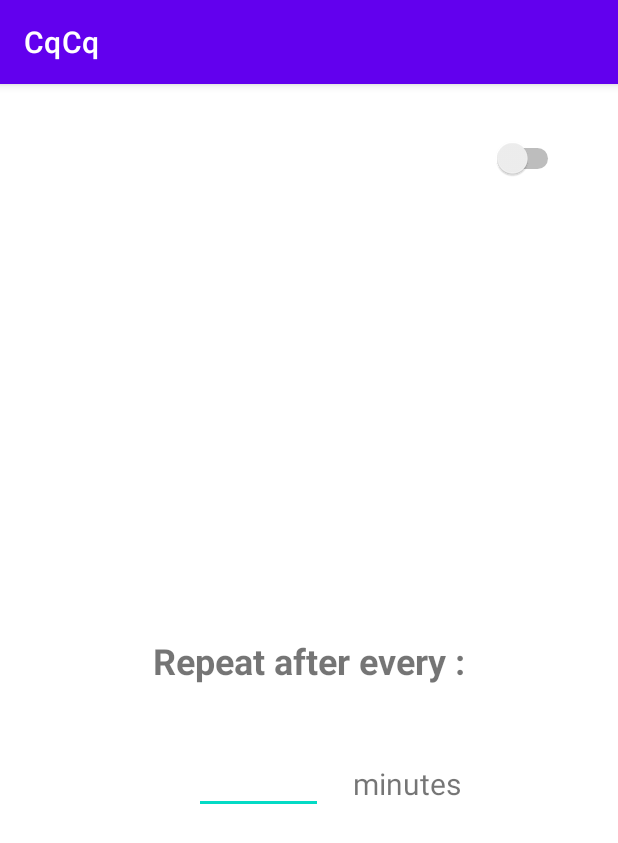
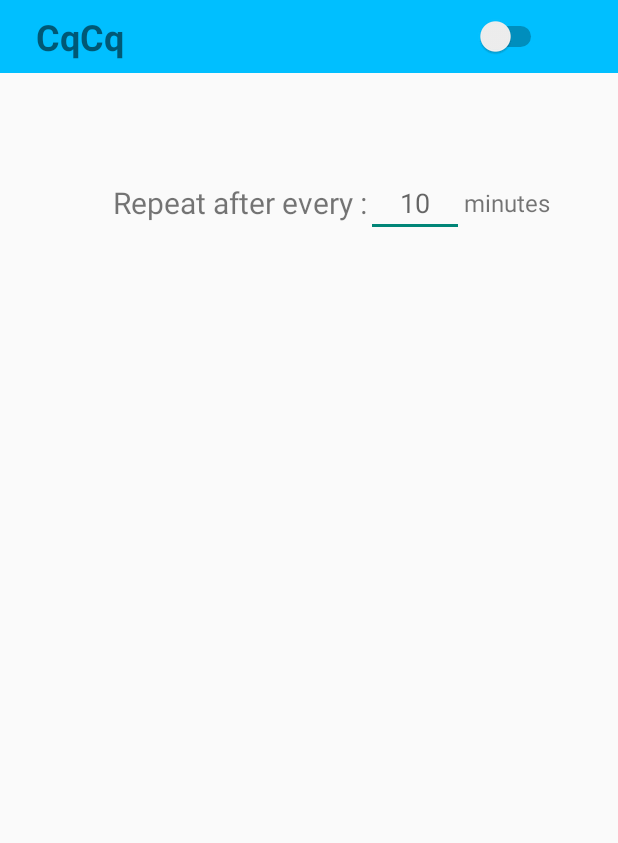
Before and after one commit to LalitSinghRana/CqCq, an Android app: the screen it shows after launch (MainActivity), on a phone screen of 412 x 824 dp. Shown: the top 843 px of the screen. Run offline under Robolectric (Android 15) with nearby library versions, the phone set to English and light mode, and no system bars.

Commit message:
added custom tool bar

```diff
--- a/app/src/main/AndroidManifest.xml
+++ b/app/src/main/AndroidManifest.xml
@@ -9,7 +9,7 @@
         android:label="@string/app_name"
         android:roundIcon="@mipmap/ic_launcher_round"
         android:supportsRtl="true"
-        android:theme="@style/Theme.CqCq">
+        android:theme="@style/Theme.AppCompat.Light.NoActionBar">
         <service
             android:name=".MyService"
             android:enabled="true"
--- a/app/src/main/res/layout/activity_main.xml
+++ b/app/src/main/res/layout/activity_main.xml
@@ -1,37 +1,89 @@
 <?xml version="1.0" encoding="utf-8"?>
-<androidx.constraintlayout.widget.ConstraintLayout xmlns:android="http://schemas.android.com/apk/res/android"
+<LinearLayout xmlns:android="http://schemas.android.com/apk/res/android"
     xmlns:app="http://schemas.android.com/apk/res-auto"
     xmlns:tools="http://schemas.android.com/tools"
     android:layout_width="match_parent"
     android:layout_height="match_parent"
+    android:orientation="vertical"
     tools:context=".MainActivity">
+
+    <LinearLayout
+        android:layout_width="match_parent"
+        android:layout_height="wrap_content"
+        android:background="#00BFFF"
+        android:orientation="horizontal"
+        >
+
+        <TextView
+            android:layout_width="wrap_content"
+            android:layout_height="wrap_content"
+            android:layout_marginStart="24dp"
+            android:layout_marginLeft="24dp"
+            android:layout_marginTop="8dp"
+            android:layout_marginBottom="8dp"
+            android:layout_weight="2"
+            android:text="CqCq"
+            android:textSize="24sp"
+            android:textStyle="bold" />
+
+        <LinearLayout
+            android:layout_width="wrap_content"
+            android:layout_height="match_parent"
+            android:gravity="center"
+            android:layout_weight="1">
+            <Switch
+                android:id="@+id/switch1"
+                android:layout_width="wrap_content"
+                android:layout_height="wrap_content"
+                />
+        </LinearLayout>
+    </LinearLayout>
+
+    <LinearLayout
+        android:layout_width="match_parent"
+        android:layout_height="wrap_content"
+        android:layout_marginStart="16dp"
+        android:layout_marginLeft="16dp"
+        android:layout_marginTop="64dp"
+        android:layout_marginEnd="16dp"
+        android:layout_marginRight="16dp"
+        android:orientation="horizontal">
+
+        <TextView
+            android:layout_width="wrap_content"
+            android:layout_height="match_parent"
+            android:layout_weight="2"
+            android:gravity="center_vertical|right"
+            android:text="Repeat after every :"
+            android:textSize="20sp" />
 
         <EditText
             android:id="@+id/editTextNumber"
-        android:layout_width="86dp"
-        android:layout_height="41dp"
-        android:ems="10"
+            android:layout_width="wrap_content"
+            android:layout_height="match_parent"
+            android:layout_weight="1"
+            android:gravity="center"
+            android:hint="10"
             android:inputType="number"
-        android:textSize="16sp"
-        app:layout_constraintBottom_toBottomOf="parent"
-        app:layout_constraintEnd_toEndOf="parent"
-        app:layout_constraintHorizontal_bias="0.396"
-        app:layout_constraintStart_toStartOf="parent"
-        app:layout_constraintTop_toBottomOf="@+id/textView"
-        app:layout_constraintVertical_bias="0.136" />
+            android:maxLength="4"
+            android:paddingLeft="8dp"
+            android:paddingRight="8dp" />
 
         <TextView
-        android:id="@+id/textView2"
             android:layout_width="wrap_content"
+            android:layout_height="match_parent"
+            android:layout_weight="1"
+            android:gravity="center_vertical"
+            android:text="minutes"
+            android:textSize="16sp" />
+
+    </LinearLayout>
+
+    <!--
+    <LinearLayout
+        android:layout_width="match_parent"
         android:layout_height="wrap_content"
-        android:text="minutes"
-        android:textSize="20sp"
-        app:layout_constraintBottom_toBottomOf="parent"
-        app:layout_constraintEnd_toEndOf="parent"
-        app:layout_constraintHorizontal_bias="0.163"
-        app:layout_constraintStart_toEndOf="@+id/editTextNumber"
-        app:layout_constraintTop_toBottomOf="@+id/textView"
-        app:layout_constraintVertical_bias="0.152" />
+        android:orientation="horizontal">
 
         <Switch
             android:id="@+id/switch1"
@@ -43,6 +95,13 @@
             app:layout_constraintEnd_toEndOf="parent"
             app:layout_constraintTop_toTopOf="parent" />
 
+    </LinearLayout>
+
+    <LinearLayout
+        android:layout_width="match_parent"
+        android:layout_height="wrap_content"
+        android:orientation="horizontal">
+
     <TextView
         android:id="@+id/textView"
         android:layout_width="wrap_content"
@@ -51,9 +110,47 @@
         android:textAllCaps="false"
         android:textSize="24sp"
         android:textStyle="bold"
+        android:layout_weight="3"
         app:layout_constraintBottom_toBottomOf="parent"
         app:layout_constraintEnd_toEndOf="parent"
+        app:layout_constraintHorizontal_bias="0.08"
         app:layout_constraintStart_toStartOf="parent"
-        app:layout_constraintTop_toTopOf="parent" />
+        app:layout_constraintTop_toTopOf="parent"
+        app:layout_constraintVertical_bias="0.274" />
 
-</androidx.constraintlayout.widget.ConstraintLayout>
+        <EditText
+            android:id="@+id/editTextNumber"
+            android:layout_width="53dp"
+            android:layout_height="31dp"
+            android:layout_marginEnd="112dp"
+            android:layout_marginRight="112dp"
+            android:ems="10"
+            android:hint="60"
+            android:inputType="number"
+            android:maxLength="4"
+            android:textSize="16sp"
+            android:layout_weight="1"
+            app:layout_constraintBottom_toBottomOf="parent"
+            app:layout_constraintEnd_toEndOf="parent"
+            app:layout_constraintTop_toTopOf="parent"
+            app:layout_constraintVertical_bias="0.275" />
+
+        <TextView
+            android:id="@+id/textView2"
+            android:layout_width="wrap_content"
+            android:layout_height="wrap_content"
+            android:layout_weight="2"
+            android:text="minutes"
+            android:textSize="16sp"
+            app:layout_constraintBottom_toBottomOf="parent"
+            app:layout_constraintEnd_toEndOf="parent"
+            app:layout_constraintHorizontal_bias="0.0"
+            app:layout_constraintStart_toEndOf="@+id/editTextNumber"
+            app:layout_constraintTop_toTopOf="parent"
+            app:layout_constraintVertical_bias="0.279"
+            />
+
+    </LinearLayout>
+    -->
+
+</LinearLayout>
```
Lines whose indentation alone changed are shown as unchanged.
